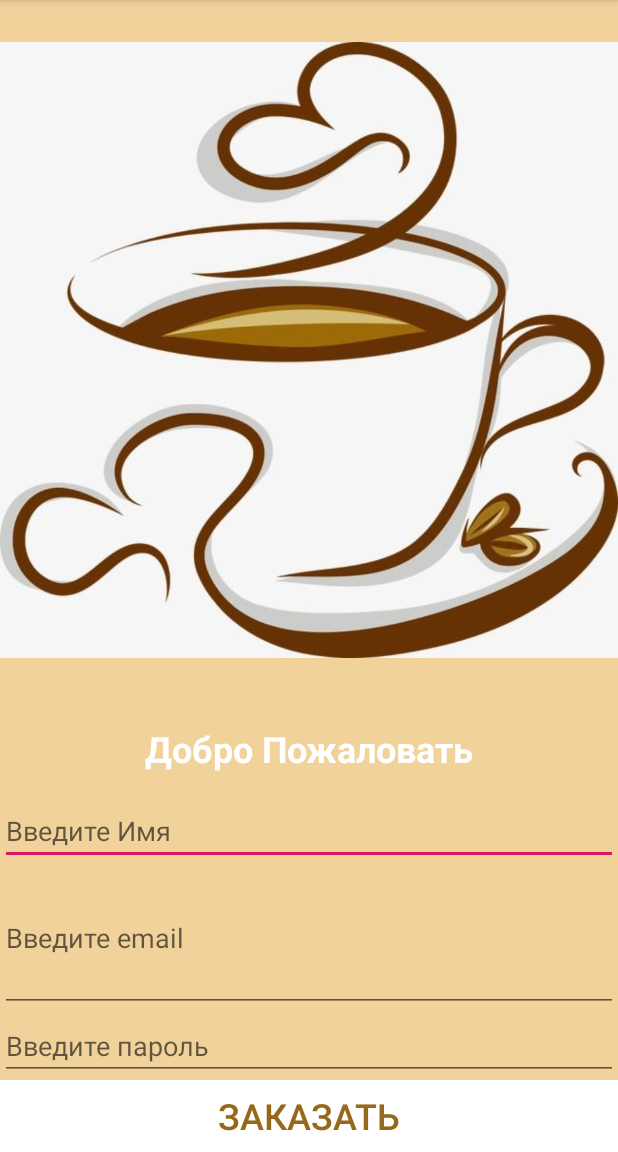
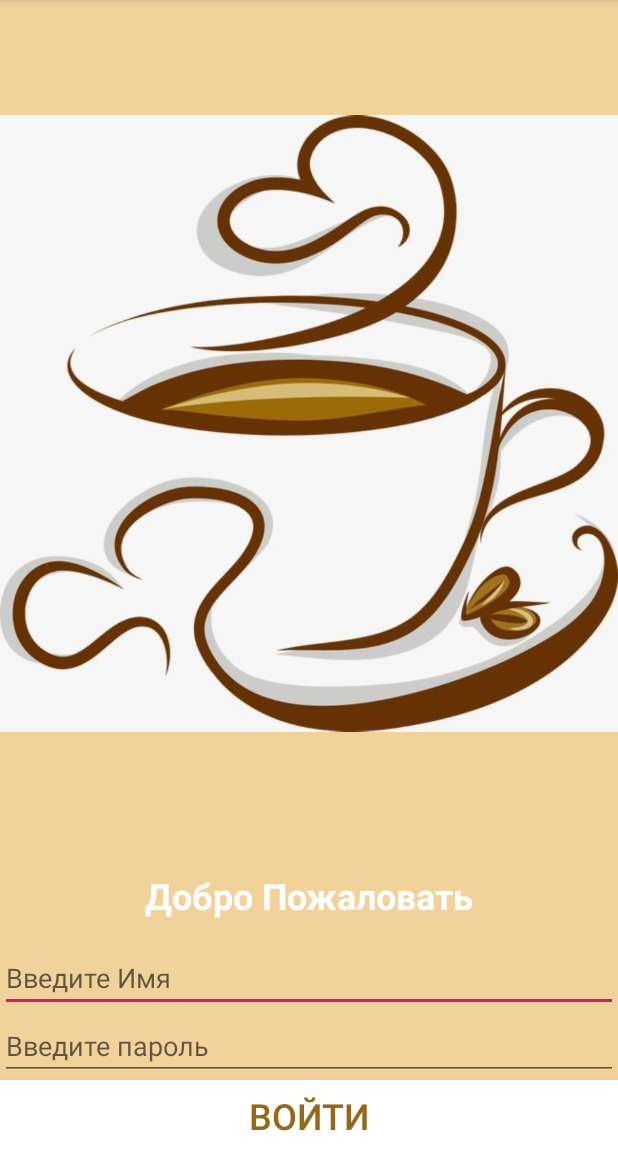
Before and after one commit to johnrocksh/androidABC, an Android app: the screen it shows after launch (MainActivity), on a phone screen of 412 x 824 dp, the part 84-1236 px from its top. Run offline under Robolectric (Android 15) with nearby library versions, the phone set to English and light mode, and no system bars.

Commit message:
working POST request

```diff
--- a/CafeOrder/app/src/main/AndroidManifest.xml
+++ b/CafeOrder/app/src/main/AndroidManifest.xml
@@ -1,7 +1,7 @@
 <?xml version="1.0" encoding="utf-8"?>
 <manifest xmlns:android="http://schemas.android.com/apk/res/android"
     package="com.example.cafeorder">
-
+<uses-permission android:name="android.permission.INTERNET"/>
     <application
         android:allowBackup="true"
         android:icon="@mipmap/ic_launcher"
--- a/CafeOrder/app/src/main/java/com/example/cafeorder/MainActivity.java
+++ b/CafeOrder/app/src/main/java/com/example/cafeorder/MainActivity.java
@@ -5,8 +5,10 @@ import androidx.appcompat.app.AppCompatActivity;
 import android.os.AsyncTask;
 import android.os.Bundle;
 import android.provider.Settings;
+import android.util.Log;
 import android.view.View;
 import android.widget.TextView;
+import android.widget.Toast;
 
 import java.io.BufferedReader;
 import java.io.BufferedWriter;
@@ -27,13 +29,14 @@ import javax.net.ssl.HttpsURLConnection;
 
 public class MainActivity extends AppCompatActivity {
 
-  private  String ServerUrl="http://start.webpower.cf/test/register/";
-    static  private HashMap<String,String> postDataParams;
+    private String registerUrl = "http://start.webpower.cf/test/register/";
+    private String authUrl=      "http://start.webpower.cf/test/auth/";
+
+    static private HashMap<String, String> postDataParams;
     TextView textViewName;
-    TextView textViewEmail;
     TextView textViewPassword;
 
-    LoginAndRegistration loginAndRegistration=null;
+    LoginAndRegistration loginAndRegistration = null;
 
 
     @Override
@@ -41,43 +44,40 @@ public class MainActivity extends AppCompatActivity {
         super.onCreate(savedInstanceState);
         setContentView(R.layout.activity_main);
 
-           textViewName=findViewById(R.id.editTextName);
-           textViewEmail =findViewById(R.id.editTextEmail);
-           textViewPassword=findViewById(R.id.editTextPassword);
-     loginAndRegistration=new LoginAndRegistration();
 
+        textViewName = findViewById(R.id.editTextName);
+        textViewPassword = findViewById(R.id.editTextPassword);
+
+        loginAndRegistration = new LoginAndRegistration();
 
 
     }
 
- public void onClickRegistration(View view){
+    public void onClickRegistration(View view) {
 
-     postDataParams.put("name",textViewName.toString());
-     postDataParams.put("email",textViewEmail.toString());
-     postDataParams.put("password",textViewPassword.toString());
+        postDataParams=new HashMap<String,String>();
+        postDataParams.put("nickname", "john");
+        postDataParams.put("password", "salvation777");
 
-
-     loginAndRegistration.execute(ServerUrl);
+        loginAndRegistration.execute(authUrl);
 
 
     }
 
-    public static class  LoginAndRegistration extends AsyncTask<String,Void,String> {
-
+ static    public class LoginAndRegistration extends AsyncTask<String, Void, String> {
 
 
         @Override
         protected String doInBackground(String... strings) {
 
-           URL url=null;
-            HttpURLConnection urlConnection=null;
-            String response= "";
-
+            URL url = null;
+            HttpURLConnection urlConnection = null;
+            String response = "";
 
 
             try {
 
-                   url=new URL(strings[0]);
+                url = new URL(strings[0]);
                 HttpURLConnection conn = (HttpURLConnection) url.openConnection();
                 conn.setReadTimeout(15000);
                 conn.setConnectTimeout(15000);
@@ -86,7 +86,7 @@ public class MainActivity extends AppCompatActivity {
                 conn.setDoOutput(true);
 
                 OutputStream os = conn.getOutputStream();
-                BufferedWriter writer = new BufferedWriter(new OutputStreamWriter(os,"UTF-8"));
+                BufferedWriter writer = new BufferedWriter(new OutputStreamWriter(os, "UTF-8"));
 
                 writer.write(getPostDataString(postDataParams));
 
@@ -94,37 +94,34 @@ public class MainActivity extends AppCompatActivity {
                 writer.close();
                 os.close();
 
-                int responseCode=conn.getResponseCode();
+                int responseCode = conn.getResponseCode();
 
-                if (responseCode== HttpsURLConnection.HTTP_OK){
+                if (responseCode == HttpsURLConnection.HTTP_OK) {
 
                     String line;
 
-                    BufferedReader br=new BufferedReader(new InputStreamReader(conn.getInputStream()));
+                    BufferedReader br = new BufferedReader(new InputStreamReader(conn.getInputStream()));
 
-                    while((line=br.readLine())!=null){
+                    while ((line = br.readLine()) != null) {
 
 
-                        response+=line;
+                        response += line;
 
                     }
+                } else {
+
+                    response = "";
                 }
-                else{
-
-                    response="";
-                }
-
+                Log.i("response", response);
                 return response.toString();
 
             } catch (MalformedURLException e) {
                 e.printStackTrace();
             } catch (IOException e) {
                 e.printStackTrace();
-            }
-            finally{
+            } finally {
 
-            if(urlConnection!=null){
-
+                if (urlConnection != null) {
                     urlConnection.disconnect();
                 }
 
@@ -135,20 +132,20 @@ public class MainActivity extends AppCompatActivity {
 
         }
 
-        private String getPostDataString(HashMap<String,String>params) throws UnsupportedEncodingException {
+        private String getPostDataString(HashMap<String, String> params) throws UnsupportedEncodingException {
 
-            StringBuilder result=new StringBuilder();
-            boolean first= true;
-            for(Map.Entry<String,String> entry :params.entrySet()){
+            StringBuilder result = new StringBuilder();
+            boolean first = true;
+            for (Map.Entry<String, String> entry : params.entrySet()) {
 
                 if (first)
-                    first=false;
+                    first = false;
                 else
                     result.append("&");
 
-                result.append(URLEncoder.encode(entry.getKey(),"UTF-8"));
+                result.append(URLEncoder.encode(entry.getKey(), "UTF-8"));
                 result.append("=");
-                result.append(URLEncoder.encode(entry.getValue(),"UTF-8"));
+                result.append(URLEncoder.encode(entry.getValue(), "UTF-8"));
 
             }
             return result.toString();
--- a/CafeOrder/app/src/main/res/layout/activity_main.xml
+++ b/CafeOrder/app/src/main/res/layout/activity_main.xml
@@ -16,7 +16,7 @@
     <ImageView
         android:id="@+id/imageView"
         android:layout_width="match_parent"
-        android:layout_height="414dp"
+        android:layout_height="0dp"
         android:layout_weight="1"
         android:contentDescription="@string/text_view_content_description"
         app:srcCompat="@drawable/cofee6" />
@@ -45,16 +45,6 @@
         android:hint="@string/text_edit_name" />
 
     <EditText
-        android:id="@+id/editTextEmail"
-        android:layout_width="match_parent"
-        android:layout_height="wrap_content"
-        android:layout_weight="1"
-        android:ems="10"
-        android:hint="@string/edit_text_email"
-        android:importantForAutofill="no"
-        android:inputType="textWebEmailAddress" />
-
-    <EditText
         android:id="@+id/editTextPassword"
         android:layout_width="match_parent"
         android:importantForAutofill="no"
@@ -66,13 +56,12 @@
         android:inputType="textPassword" />
 
     <Button
-        android:id="@+id/buttonOrder"
+        android:id="@+id/buttonLogin"
         android:background="@color/white"
         android:textColor="@color/darkBrown"
         android:layout_width="match_parent"
         android:layout_height="wrap_content"
         android:textSize="24sp"
         android:onClick="onClickRegistration"
-
-        android:text="@string/button_enter" />
+        android:text="@string/button_login" />
 </LinearLayout>
--- a/CafeOrder/app/src/main/res/values/strings.xml
+++ b/CafeOrder/app/src/main/res/values/strings.xml
@@ -2,7 +2,7 @@
     <string name="app_name">Cafe Order</string>
     <string name="text_view_hello">Добро Пожаловать</string>
     <string name="text_edit_name">Введите Имя</string>
-    <string name="button_enter">ЗАКАЗАТЬ</string>
+    <string name="button_login">Войти</string>
     <string name="text_view_content_description">Картинка Кофе</string>
     <string name="edit_text_password">Введите пароль</string>
     <string name="edit_text_email">Введите email</string>
```
Lines whose indentation alone changed are shown as unchanged.
